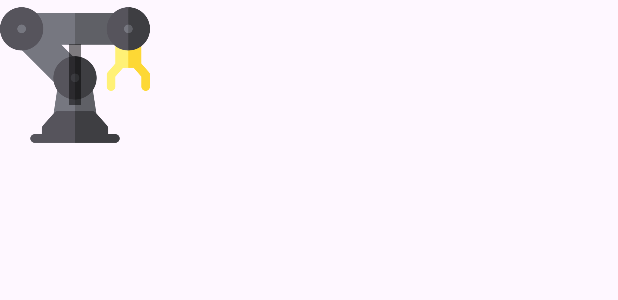
After one commit to eyalmayes/Moked_report, an Android app: the layout grid_item_manager.xml on its own in the app's theme, with its tools: preview values and no code run, on a phone screen of 412 x 824 dp. The commit adds this screen. Shown: the top 300 px of the screen. Run offline under Robolectric (Android 15) with nearby library versions, the phone set to English and light mode, and no system bars.

Commit message:
add a base of GridLayout to the Manager activity

```diff
--- a/src/app/src/main/java/com/example/moked_report/MainActivity.java
+++ b/src/app/src/main/java/com/example/moked_report/MainActivity.java
@@ -39,9 +39,9 @@ public class MainActivity extends AppCompatActivity {
         //first enter check
         sharedPreferences = getSharedPreferences("MyPrefs", Context.MODE_PRIVATE);
 
-        SharedPreferences.Editor editor = sharedPreferences.edit();
-        editor.clear();
-        editor.apply();  // Use apply() or commit() to save changes
+//        SharedPreferences.Editor editor = sharedPreferences.edit();
+//        editor.clear();
+//        editor.apply();  // Use apply() or commit() to save changes
 
         String userName = sharedPreferences.getString("userName", null);
         if (userName != null) {
--- /dev/null
+++ b/src/app/src/main/res/layout/grid_item_manager.xml
@@ -0,0 +1,21 @@
+<RelativeLayout xmlns:android="http://schemas.android.com/apk/res/android"
+    android:layout_width="wrap_content"
+    android:layout_height="wrap_content">
+
+    <ImageView
+        android:id="@+id/imageView"
+        android:layout_width="100dp"
+        android:layout_height="100dp"
+        android:scaleType="centerCrop"
+        android:src="@drawable/robot_arm" />
+
+    <TextView
+        android:id="@+id/textView"
+        android:layout_width="wrap_content"
+        android:layout_height="wrap_content"
+        android:layout_centerInParent="true"
+        android:textSize="24sp"
+        android:textColor="#FFFFFF"
+        android:background="#80000000"
+        android:padding="4dp" />
+</RelativeLayout>
```
Also changed, not shown: src/app/src/main/java/com/example/moked_report/GridAdapter.java (added, +66 -0 lines), src/app/src/main/java/com/example/moked_report/manager.java (+20 -31 lines), src/app/src/main/res/layout/activity_manager.xml (+11 -12 lines).
